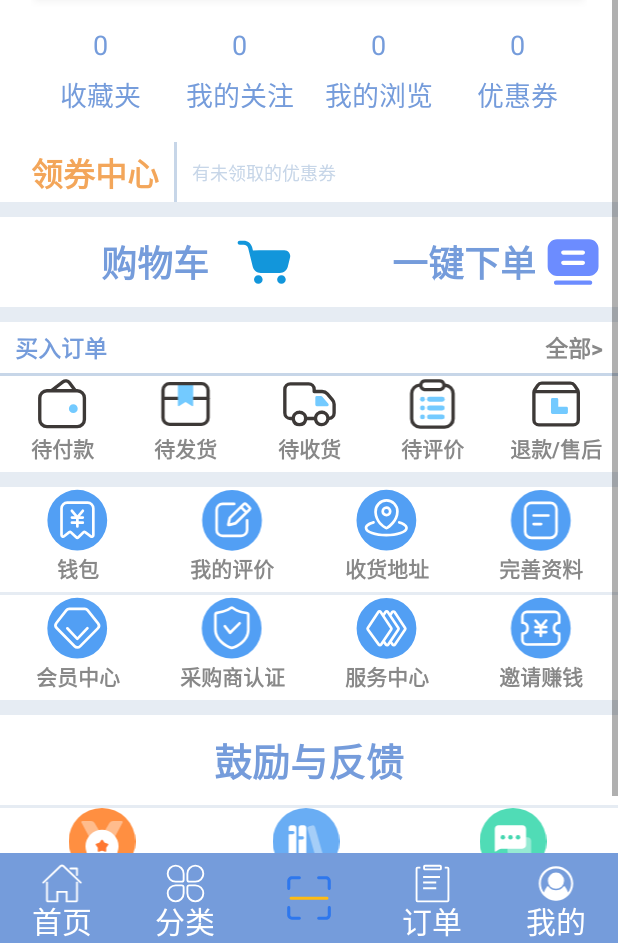
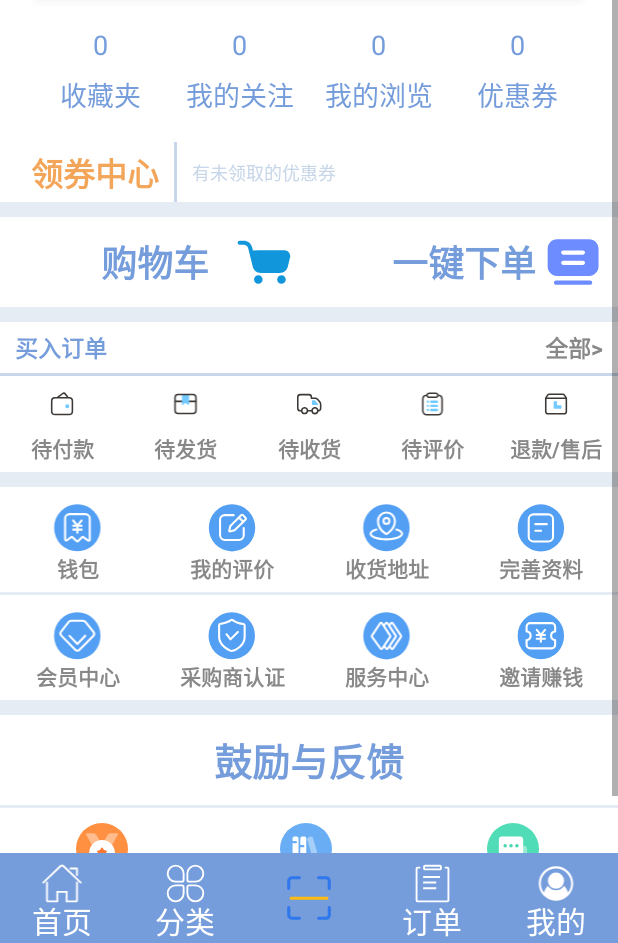
Before and after one commit to liangzilixueha/BuliaoApp, an Android app: the fragment MyFragment placed in its activity, on a phone screen of 412 x 824 dp, the part 293-1236 px from its top. Run offline under Robolectric (Android 15) with nearby library versions, the light colour scheme and no system bars; libraries missing offline, so code that uses them is left out: com.joyhonest.wifination; pictures from the network do not load.

Commit message:
修改：调整了“我的”图标大小；修改：“我的”个人头像获取路径

```diff
--- a/app/src/main/java/com/wifi_camera/mylibrary/foot_banner/MyFragment.java
+++ b/app/src/main/java/com/wifi_camera/mylibrary/foot_banner/MyFragment.java
@@ -33,6 +33,7 @@ import java.util.Objects;
 public class MyFragment extends Fragment {
 
     private FragmentMyBinding binding;
+    private String path = Environment.getExternalStorageDirectory().getAbsolutePath() + "/DCIM/Buliao/" + "userIcon.jpg";
 
     public MyFragment() {
         // Required empty public constructor
@@ -49,9 +50,26 @@ public class MyFragment extends Fragment {
     public View onCreateView(LayoutInflater inflater, ViewGroup container,
                              Bundle savedInstanceState) {
         binding = FragmentMyBinding.inflate(inflater, container, false);
-        Bitmap bitmap = BitmapFactory.decodeFile(path);
+
+        StringBuilder doc = new StringBuilder(Environment.getExternalStorageDirectory().getAbsolutePath() + "/DCIM/Buliao/");
+        //输出该文件下的所有文件
+        File file = new File(doc.toString());
+        if (!file.exists()) {
+            file.mkdirs();
+        }
+        File[] files = file.listFiles();
+        for (File file1 : files) {
+            if (file1.getName().contains("userIcon")) {
+                doc.append(file1.getName());
+                break;
+            }
+        }
+        Log.e("TAG", "onCreateView: " + doc);
+        Bitmap bitmap = BitmapFactory.decodeFile(doc.toString());
         if (bitmap != null) {
-            binding.ivUserIcon.setImageBitmap(BitmapFactory.decodeFile(path));
+            //查看本地是否有头像
+
+            binding.ivUserIcon.setImageBitmap(BitmapFactory.decodeFile(doc.toString()));
         }
         binding.ivUserIcon.setOnClickListener(v -> {
             Intent intent = new Intent(Intent.ACTION_PICK, null);
@@ -69,8 +87,6 @@ public class MyFragment extends Fragment {
         });
         return binding.getRoot();
     }
-
-    private String path = Environment.getExternalStorageDirectory().getAbsolutePath() + "/DCIM/Buliao/" + "userIcon.jpg";
 
     public void onActivityResult(int requestCode, int resultCode, @Nullable Intent data) {
         if (requestCode == 2) {
--- a/app/src/main/res/layout/activity_acticitymore.xml
+++ b/app/src/main/res/layout/activity_acticitymore.xml
@@ -55,7 +55,7 @@
             <GridView
                 android:id="@+id/gridview2"
                 android:layout_width="match_parent"
-                android:layout_height="150dp"
+                android:layout_height="130dp"
                 android:layout_marginTop="10dp"
                 android:background="@color/white"
                 android:horizontalSpacing="10dp"
@@ -69,7 +69,7 @@
             <GridView
                 android:id="@+id/gridview3"
                 android:layout_width="match_parent"
-                android:layout_height="150dp"
+                android:layout_height="130dp"
                 android:layout_marginTop="10dp"
                 android:background="@color/white"
                 android:horizontalSpacing="10dp"
--- a/app/src/main/res/layout/fragment_my.xml
+++ b/app/src/main/res/layout/fragment_my.xml
@@ -379,6 +379,7 @@
                         <ImageView
                             android:layout_width="0dp"
                             android:layout_height="0dp"
+                            android:layout_margin="@dimen/myic_size"
                             android:src="@drawable/ic_wait_to_pay"
                             app:layout_constraintBottom_toTopOf="@+id/textView27"
                             app:layout_constraintEnd_toEndOf="parent"
@@ -408,6 +409,7 @@
                         <ImageView
                             android:layout_width="0dp"
                             android:layout_height="0dp"
+                            android:layout_margin="@dimen/myic_size"
                             android:src="@drawable/ic_wait_to_fahuo"
                             app:layout_constraintBottom_toTopOf="@+id/tv_wait_to_fahuo"
                             app:layout_constraintEnd_toEndOf="parent"
@@ -437,6 +439,7 @@
                         <ImageView
                             android:layout_width="0dp"
                             android:layout_height="0dp"
+                            android:layout_margin="@dimen/myic_size"
                             android:src="@drawable/ic_wait_to_shuohuo"
                             app:layout_constraintBottom_toTopOf="@+id/tv_wait_to_shouhuo"
                             app:layout_constraintEnd_toEndOf="parent"
@@ -466,6 +469,7 @@
                         <ImageView
                             android:layout_width="0dp"
                             android:layout_height="0dp"
+                            android:layout_margin="@dimen/myic_size"
                             android:src="@drawable/ic_wait_to_pingjia"
                             app:layout_constraintBottom_toTopOf="@+id/tv_wait_to_pingjia"
                             app:layout_constraintEnd_toEndOf="parent"
@@ -494,6 +498,7 @@
                         <ImageView
                             android:layout_width="0dp"
                             android:layout_height="0dp"
+                            android:layout_margin="@dimen/myic_size"
                             android:src="@drawable/ic_wait_to_tuikuan"
                             app:layout_constraintBottom_toTopOf="@+id/tv_wait_to_tuikuan"
                             app:layout_constraintEnd_toEndOf="parent"
@@ -535,6 +540,9 @@
                     <ImageView
                         android:layout_width="match_parent"
                         android:layout_height="match_parent"
+                        android:layout_marginStart="@dimen/myic_size"
+                        android:layout_marginTop="@dimen/myic_size"
+                        android:layout_marginEnd="@dimen/myic_size"
                         android:layout_marginBottom="25dp"
                         android:src="@drawable/ic_qianbao"
                         app:layout_constraintBottom_toBottomOf="parent"
@@ -565,6 +573,9 @@
                     <ImageView
                         android:layout_width="match_parent"
                         android:layout_height="match_parent"
+                        android:layout_marginStart="@dimen/myic_size"
+                        android:layout_marginTop="@dimen/myic_size"
+                        android:layout_marginEnd="@dimen/myic_size"
                         android:layout_marginBottom="25dp"
                         android:src="@drawable/ic_wodepingjia"
                         app:layout_constraintBottom_toBottomOf="parent"
@@ -594,6 +605,9 @@
                     <ImageView
                         android:layout_width="match_parent"
                         android:layout_height="match_parent"
+                        android:layout_marginStart="@dimen/myic_size"
+                        android:layout_marginTop="@dimen/myic_size"
+                        android:layout_marginEnd="@dimen/myic_size"
                         android:layout_marginBottom="25dp"
                         android:src="@drawable/ic_shouhuodizhi"
                         app:layout_constraintBottom_toBottomOf="parent"
@@ -622,6 +636,9 @@
                     <ImageView
                         android:layout_width="match_parent"
                         android:layout_height="match_parent"
+                        android:layout_marginStart="@dimen/myic_size"
+                        android:layout_marginTop="@dimen/myic_size"
+                        android:layout_marginEnd="@dimen/myic_size"
                         android:layout_marginBottom="25dp"
                         android:src="@drawable/ic_wanshanziliao"
                         app:layout_constraintBottom_toBottomOf="parent"
@@ -662,6 +679,9 @@
                     <ImageView
                         android:layout_width="match_parent"
                         android:layout_height="match_parent"
+                        android:layout_marginStart="@dimen/myic_size"
+                        android:layout_marginTop="@dimen/myic_size"
+                        android:layout_marginEnd="@dimen/myic_size"
                         android:layout_marginBottom="25dp"
                         android:src="@drawable/ic_huiyuan"
                         app:layout_constraintBottom_toBottomOf="parent"
@@ -691,6 +711,9 @@
                     <ImageView
                         android:layout_width="match_parent"
                         android:layout_height="match_parent"
+                        android:layout_marginStart="@dimen/myic_size"
+                        android:layout_marginTop="@dimen/myic_size"
+                        android:layout_marginEnd="@dimen/myic_size"
                         android:layout_marginBottom="25dp"
                         android:src="@drawable/ic_caigoushang"
                         app:layout_constraintBottom_toBottomOf="parent"
@@ -720,6 +743,9 @@
                     <ImageView
                         android:layout_width="match_parent"
                         android:layout_height="match_parent"
+                        android:layout_marginStart="@dimen/myic_size"
+                        android:layout_marginTop="@dimen/myic_size"
+                        android:layout_marginEnd="@dimen/myic_size"
                         android:layout_marginBottom="25dp"
                         android:src="@drawable/ic_fuwuzhongxin"
                         app:layout_constraintBottom_toBottomOf="parent"
@@ -748,6 +774,9 @@
                     <ImageView
                         android:layout_width="match_parent"
                         android:layout_height="match_parent"
+                        android:layout_marginStart="@dimen/myic_size"
+                        android:layout_marginTop="@dimen/myic_size"
+                        android:layout_marginEnd="@dimen/myic_size"
                         android:layout_marginBottom="25dp"
                         android:src="@drawable/ic_yaoqingzhaunqian"
                         app:layout_constraintBottom_toBottomOf="parent"
@@ -804,6 +833,9 @@
                     <ImageView
                         android:layout_width="match_parent"
                         android:layout_height="match_parent"
+                        android:layout_marginStart="@dimen/myic_size"
+                        android:layout_marginTop="@dimen/myic_size"
+                        android:layout_marginEnd="@dimen/myic_size"
                         android:layout_marginBottom="25dp"
                         android:src="@drawable/ic_haopingguli"
                         app:layout_constraintBottom_toBottomOf="parent"
@@ -833,6 +865,9 @@
                     <ImageView
                         android:layout_width="match_parent"
                         android:layout_height="match_parent"
+                        android:layout_marginStart="@dimen/myic_size"
+                        android:layout_marginTop="@dimen/myic_size"
+                        android:layout_marginEnd="@dimen/myic_size"
                         android:layout_marginBottom="25dp"
                         android:src="@drawable/ic_fenxiangzhixun"
                         app:layout_constraintBottom_toBottomOf="parent"
@@ -861,6 +896,9 @@
                     <ImageView
                         android:layout_width="match_parent"
                         android:layout_height="match_parent"
+                        android:layout_marginStart="@dimen/myic_size"
+                        android:layout_marginTop="@dimen/myic_size"
+                        android:layout_marginEnd="@dimen/myic_size"
                         android:layout_marginBottom="25dp"
                         android:src="@drawable/ic_yijianfankui"
                         app:layout_constraintBottom_toBottomOf="parent"
--- a/app/src/main/res/values/dimens.xml
+++ b/app/src/main/res/values/dimens.xml
@@ -3,4 +3,5 @@
     <dimen name="底部banner栏">20sp</dimen>
     <dimen name="我的记录">18sp</dimen>
     <dimen name="fab_margin">16dp</dimen>
+    <dimen name="myic_size">10dp</dimen>
 </resources>
```
